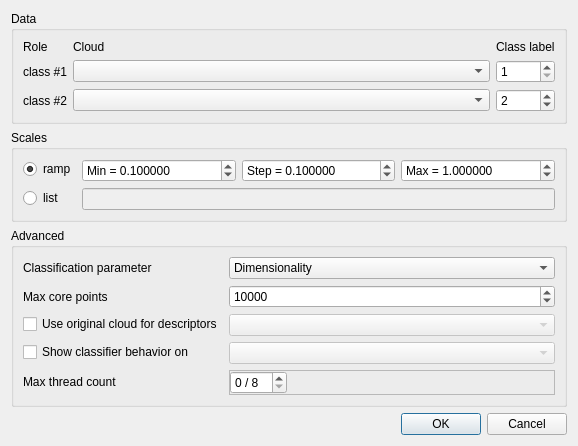
Above: plugins/core/qCanupo/qCanupoTrainingDialog.ui from CloudCompare/CloudCompare before the change. Below: the same form after it.
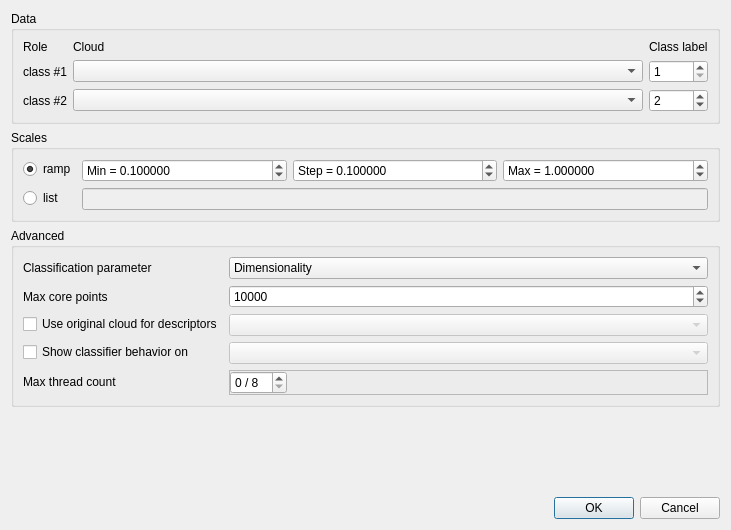
That is the form after the change. Icons and pictures are not drawn.

What changed in the file:
```diff
--- a/plugins/core/qCanupo/qCanupoTrainingDialog.ui
+++ b/plugins/core/qCanupo/qCanupoTrainingDialog.ui
@@ -6,8 +6,8 @@
    <rect>
     <x>0</x>
     <y>0</y>
-    <width>578</width>
-    <height>407</height>
+    <width>731</width>
+    <height>530</height>
    </rect>
   </property>
   <property name="windowTitle">
```
Left out of the diff: 2 changed lines with no effect on the pictures.
